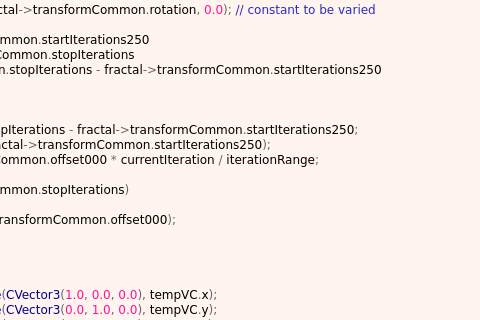
Qt form mandelbulber2/formula/ui/transf_rotation_vary_v1.ui (buddhi1980/mandelbulber2) before a commit; both pictures show x 226 to 706 and y 352 to 672 of the 889 by 833 pixel window.
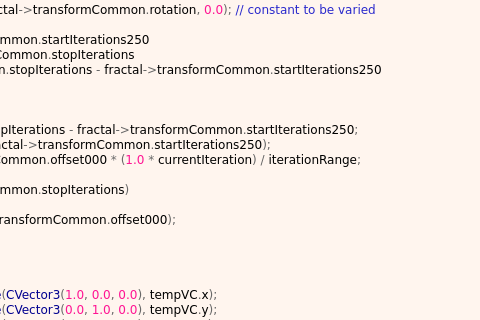
The same form after that commit. Custom widgets are drawn as their Qt base class.

The edit to the form file:
```diff
--- a/mandelbulber2/formula/ui/transf_rotation_vary_v1.ui
+++ b/mandelbulber2/formula/ui/transf_rotation_vary_v1.ui
@@ -395,7 +395,7 @@
     &lt;span style=&quot;color:#2e8b57; font-weight:bold&quot;&gt;int&lt;/span&gt; iterationRange &lt;span style=&quot;color:#676767&quot;&gt;=&lt;/span&gt;
       fractal&lt;span style=&quot;color:#676767&quot;&gt;-&amp;gt;&lt;/span&gt;transformCommon&lt;span style=&quot;color:#676767&quot;&gt;.&lt;/span&gt;stopIterations &lt;span style=&quot;color:#676767&quot;&gt;-&lt;/span&gt; fractal&lt;span style=&quot;color:#676767&quot;&gt;-&amp;gt;&lt;/span&gt;transformCommon&lt;span style=&quot;color:#676767&quot;&gt;.&lt;/span&gt;startIterations250&lt;span style=&quot;color:#676767&quot;&gt;;&lt;/span&gt;
     &lt;span style=&quot;color:#2e8b57; font-weight:bold&quot;&gt;int&lt;/span&gt; currentIteration &lt;span style=&quot;color:#676767&quot;&gt;= (&lt;/span&gt;aux&lt;span style=&quot;color:#676767&quot;&gt;.&lt;/span&gt;i &lt;span style=&quot;color:#676767&quot;&gt;-&lt;/span&gt; fractal&lt;span style=&quot;color:#676767&quot;&gt;-&amp;gt;&lt;/span&gt;transformCommon&lt;span style=&quot;color:#676767&quot;&gt;.&lt;/span&gt;startIterations250&lt;span style=&quot;color:#676767&quot;&gt;);&lt;/span&gt;
-    tempVC &lt;span style=&quot;color:#676767&quot;&gt;+=&lt;/span&gt; fractal&lt;span style=&quot;color:#676767&quot;&gt;-&amp;gt;&lt;/span&gt;transformCommon&lt;span style=&quot;color:#676767&quot;&gt;.&lt;/span&gt;offset000 &lt;span style=&quot;color:#676767&quot;&gt;*&lt;/span&gt; currentIteration &lt;span style=&quot;color:#676767&quot;&gt;/&lt;/span&gt; iterationRange&lt;span style=&quot;color:#676767&quot;&gt;;&lt;/span&gt;
+    tempVC &lt;span style=&quot;color:#676767&quot;&gt;+=&lt;/span&gt; fractal&lt;span style=&quot;color:#676767&quot;&gt;-&amp;gt;&lt;/span&gt;transformCommon&lt;span style=&quot;color:#676767&quot;&gt;.&lt;/span&gt;offset000 &lt;span style=&quot;color:#676767&quot;&gt;* (&lt;/span&gt;&lt;span style=&quot;color:#ff1493&quot;&gt;1.0&lt;/span&gt; &lt;span style=&quot;color:#676767&quot;&gt;*&lt;/span&gt; currentIteration&lt;span style=&quot;color:#676767&quot;&gt;) /&lt;/span&gt; iterationRange&lt;span style=&quot;color:#676767&quot;&gt;;&lt;/span&gt;
   &lt;span style=&quot;color:#676767&quot;&gt;}&lt;/span&gt;
   &lt;span style=&quot;color:#2e8b57; font-weight:bold&quot;&gt;if&lt;/span&gt; &lt;span style=&quot;color:#676767&quot;&gt;(&lt;/span&gt;aux&lt;span style=&quot;color:#676767&quot;&gt;.&lt;/span&gt;i &lt;span style=&quot;color:#676767&quot;&gt;&amp;gt;=&lt;/span&gt; fractal&lt;span style=&quot;color:#676767&quot;&gt;-&amp;gt;&lt;/span&gt;transformCommon&lt;span style=&quot;color:#676767&quot;&gt;.&lt;/span&gt;stopIterations&lt;span style=&quot;color:#676767&quot;&gt;)&lt;/span&gt;
   &lt;span style=&quot;color:#676767&quot;&gt;{&lt;/span&gt;
```
